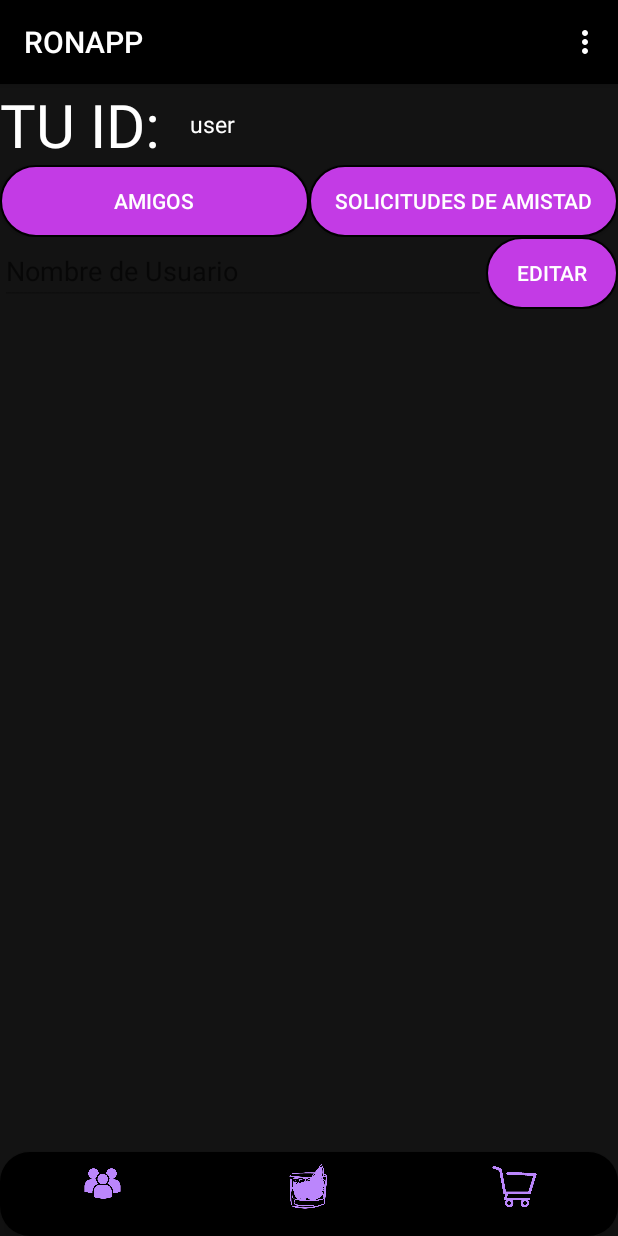
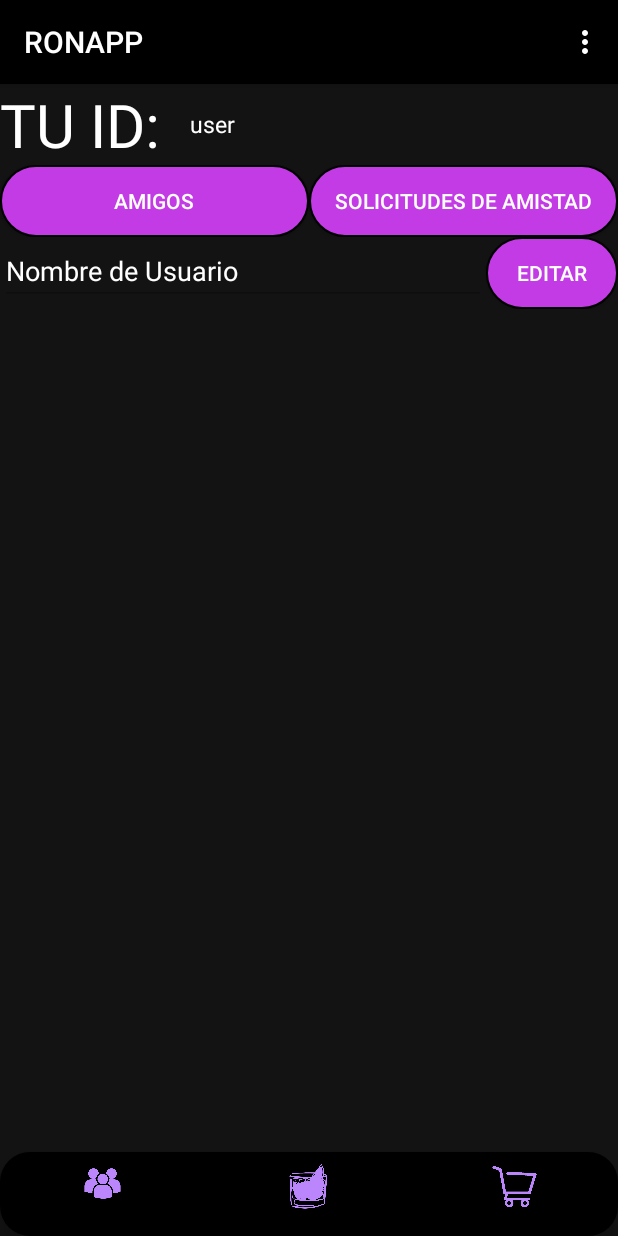
Before and after one commit to Meleagrista/udc-programacion-sistemas-aplicacion, an Android app: the screen it shows after launch once a user with an empty profile is signed in (MenuActivity), after a tap on "AMIGOS", on a phone screen of 412 x 824 dp. Run offline under Robolectric (Android 15) with nearby library versions, the phone set to English and light mode, and no system bars; our stand-ins replace Firebase (no records; nobody signed in at launch, a user with empty details on screens opened directly); 3 statements that could not run were skipped.

Commit message:
Ya carga correctamente los datos del usuario

```diff
--- a/codigo/app/src/main/java/com/cainzos/proyectofinal/fragments_friends/ListFriendsFragment.java
+++ b/codigo/app/src/main/java/com/cainzos/proyectofinal/fragments_friends/ListFriendsFragment.java
@@ -1,6 +1,7 @@
 package com.cainzos.proyectofinal.fragments_friends;
 
 import android.os.Bundle;
+import androidx.core.content.ContextCompat;
 import android.view.LayoutInflater;
 import android.view.View;
 import android.view.ViewGroup;
@@ -73,12 +74,6 @@ public class ListFriendsFragment extends Fragment {
         if (userDataManager.getUser() != null) {
             // User data is loaded, load friends list
             friends.forEach(this::addFriendToLayout);
-        } else {
-            // User data is not loaded yet, wait for callback
-            userDataManager.loadUserData(user -> {
-                // User data loaded, load friends list
-                friends.forEach(this::addFriendToLayout);
-            });
         }
     }
 
@@ -101,6 +96,10 @@ public class ListFriendsFragment extends Fragment {
         // Set friend's name in TextView
         String text = userName + " " + tag;
         textViewFriendName.setText(text);
+        // Set the text color
+        int textColorResId = R.color.white;
+        int textColor = ContextCompat.getColor(requireContext(), textColorResId);
+        textViewFriendName.setTextColor(textColor);
 
         // Handle click event on delete friend button
         buttonDelete.setOnClickListener(view -> {
@@ -115,8 +114,9 @@ public class ListFriendsFragment extends Fragment {
 
     // Method to set current user's name in EditText
     private void setUserNameInEditText() {
+        User user = userDataManager.getUser();
         if (currentUser != null) {
-            binding.editTextName.setText(currentUser.getEmail());
+            binding.editTextName.setText(user.getUserName());
         } else {
             binding.editTextName.setText(R.string.anonymous);
         }
--- a/codigo/app/src/main/java/com/cainzos/proyectofinal/recursos/UserDataManager.java
+++ b/codigo/app/src/main/java/com/cainzos/proyectofinal/recursos/UserDataManager.java
@@ -33,13 +33,15 @@ public class UserDataManager {
         mFirestore = FirebaseFirestore.getInstance();
         if (currentUser != null) {
             // Llama a loadUserData con un callback para manejar los datos del usuario una vez cargados
-            loadUserData(user -> {
+            loadUserData(loadedUser -> {
+                user = loadedUser;
+                Log.d("_TAG", "Datos del usuario: " + user.getUserName());
+                // Una vez que los datos del usuario se hayan cargado, carga las otras partes de la información del usuario
+                loadFriends(() -> {
+                    loadMyFriendRequests();
+                    loadSentFriendRequests();
+                });
             });
-            // Una vez que los datos del usuario se hayan cargado, carga las otras partes de la información del usuario
-            loadFriends(() -> {
-            });
-            loadMyFriendRequests();
-            loadSentFriendRequests();
         }
     }
 
@@ -106,7 +108,7 @@ public class UserDataManager {
         }
     }
 
-    public void loadUserData(OnUserLoadedCallback callback) {
+    private void loadUserData(OnUserLoadedCallback callback) {
         mFirestore.collection("users")
                 .whereEqualTo("email", currentUser.getEmail())
                 .get()
@@ -143,7 +145,7 @@ public class UserDataManager {
 
     /*---GESTION AMIGOS---*/
 
-    public void getUserByEmail(String email, OnUserLoadedCallback callback){
+    private void getUserByEmail(String email, OnUserLoadedCallback callback){
         mFirestore.collection("users")
                 .whereEqualTo("email", email)
                 .get()
@@ -157,10 +159,10 @@ public class UserDataManager {
                             String tag = document.getString("tag");
                             String password = document.getString("password");
 
-                            user = new User(userId, userEmail, userName, tag, password);
+                            User friend = new User(userId, userEmail, userName, tag, password);
 
                             // Llamar al método callback con el usuario cargado
-                            callback.onUserLoaded(user);
+                            callback.onUserLoaded(friend);
                         }
                     }
                 });
@@ -171,12 +173,12 @@ public class UserDataManager {
     }
 
     // Método para cargar la lista de amigos del usuario
-    public void loadFriends(OnFriendsLoadedCallback callback) {
+    private void loadFriends(OnFriendsLoadedCallback callback) {
         // Comprobar si currentUser no es nulo
         if (currentUser != null) {
             // Consulta para buscar si el currentUser está en algún campo friend_1
             mFirestore.collection("friends_request")
-                    .whereEqualTo("receiver_email", currentUser.getEmail())
+                    .whereEqualTo("receiver_email", user.getUserEmail())
                     .whereEqualTo("status", "accepted")
                     .get()
                     .addOnSuccessListener(querySnapshot -> {
--- a/codigo/app/src/main/res/layout/activity_list_friends_fragment.xml
+++ b/codigo/app/src/main/res/layout/activity_list_friends_fragment.xml
@@ -15,11 +15,12 @@
 
         <EditText
             android:id="@+id/editTextName"
-            android:layout_width="wrap_content"
+            android:layout_width="0dp"
             android:layout_height="wrap_content"
             android:layout_weight="1"
             android:textColor="@color/white"
-            android:hint="Nombre de Usuario" />
+            android:hint="@string/user_name"
+            android:textColorHint="@color/white"/>
 
         <Button
             android:id="@+id/editUserName"
@@ -27,7 +28,7 @@
             android:background="@drawable/boton_redondo"
             android:layout_height="wrap_content"
             android:textColor="@color/white"
-            android:text="Editar"/>
+            android:text="@string/editar"/>
 
     </LinearLayout>
 
--- a/codigo/app/src/main/res/layout/activity_list_pending_fragment.xml
+++ b/codigo/app/src/main/res/layout/activity_list_pending_fragment.xml
@@ -19,7 +19,8 @@
             android:layout_height="wrap_content"
             android:layout_weight="1"
             android:textColor="@color/white"
-            android:hint="Nombre de usuario de tu amigo" />
+            android:hint="@string/hint_text_request"
+            android:textColorHint="@color/white"/>
 
         <!-- Botón para enviar solicitud -->
         <Button
@@ -28,7 +29,7 @@
             android:layout_height="wrap_content"
             android:background="@drawable/boton_redondo"
             android:textColor="@color/white"
-            android:text="Enviar solicitud" />
+            android:text="@string/send_request" />
 
     </LinearLayout>
 
--- a/codigo/app/src/main/res/values/strings.xml
+++ b/codigo/app/src/main/res/values/strings.xml
@@ -47,4 +47,9 @@
     <string name="friends_list_button">Amigos</string>
     <string name="requests_friends_button">Solicitudes de Amistad</string>
     <string name="anonymous">Anonymous</string>
+    <string name="user_name">Nombre de Usuario</string>
+
+    <!-- Strings ListPendingFragment -->
+    <string name="hint_text_request">Correo electronico de tu amigo</string>
+    <string name="send_request">Enviar solicitud</string>
 </resources>
```
Also changed, not shown: codigo/app/src/main/java/com/cainzos/proyectofinal/fragments_friends/ListPendingFragment.java (+7 -4 lines).
